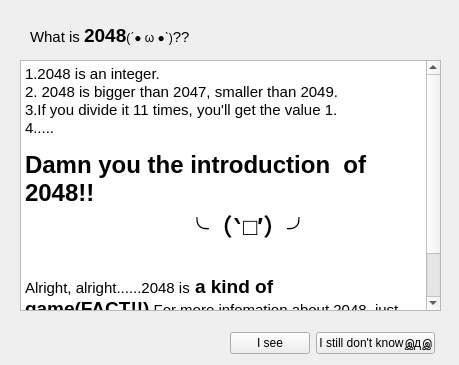
Above: whatis2048.ui from F74036344/2048 before the change. Below: the same form after it.
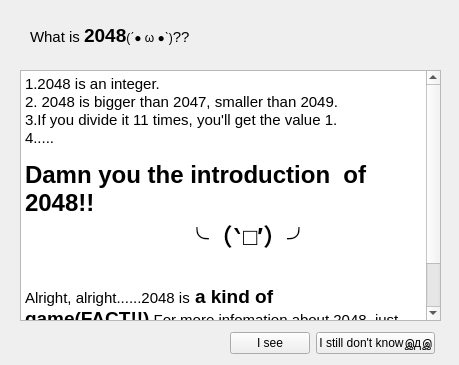
That is the form after the change.

Diff of the .ui file:
```diff
--- a/whatis2048.ui
+++ b/whatis2048.ui
@@ -17,7 +17,7 @@
    <property name="geometry">
     <rect>
      <x>20</x>
-     <y>60</y>
+     <y>70</y>
      <width>421</width>
      <height>251</height>
     </rect>
@@ -52,7 +52,7 @@
     <string>&lt;html&gt;&lt;head/&gt;&lt;body&gt;&lt;p&gt;&lt;span style=&quot; font-size:11pt;&quot;&gt;What is &lt;/span&gt;&lt;span style=&quot; font-size:14pt; font-weight:600;&quot;&gt;2048&lt;/span&gt;(ˊ● ω ●ˋ)&lt;span style=&quot; font-size:11pt;&quot;&gt;??&lt;/span&gt;&lt;/p&gt;&lt;/body&gt;&lt;/html&gt;</string>
    </property>
   </widget>
-  <widget class="QWidget" name="">
+  <widget class="QWidget" name="layoutWidget">
    <property name="geometry">
     <rect>
      <x>230</x>
```
Left out of the diff: 13 changed lines with no effect on the pictures.
